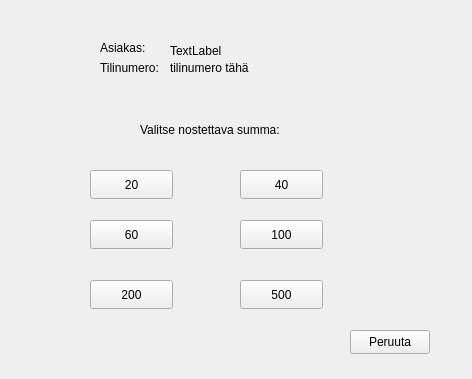
The window that frontend/nostosummawindow.ui (22kmo-project/group_1) describes before a commit, drawn with Qt 5.
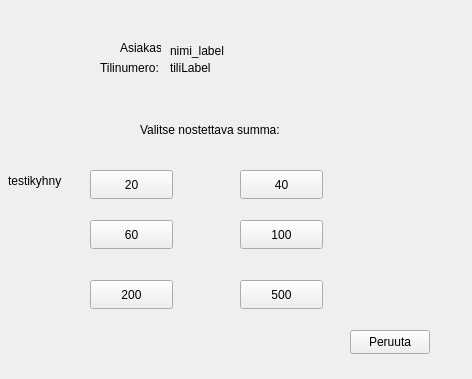
The same window after the commit.

Commit message: nostosummawindow nimi ja tilinumero toimii

What changed in the file:
```diff
--- a/frontend/nostosummawindow.ui
+++ b/frontend/nostosummawindow.ui
@@ -140,7 +140,7 @@
     </rect>
    </property>
    <property name="text">
-    <string>tilinumero tähä</string>
+    <string>tiliLabel</string>
    </property>
   </widget>
   <widget class="QLabel" name="nosto_info">
@@ -172,9 +172,9 @@
   <widget class="QLabel" name="label_3">
    <property name="geometry">
     <rect>
-     <x>100</x>
+     <x>120</x>
      <y>40</y>
-     <width>61</width>
+     <width>41</width>
      <height>16</height>
     </rect>
    </property>
@@ -192,7 +192,20 @@
     </rect>
    </property>
    <property name="text">
-    <string>TextLabel</string>
+    <string>nimi_label</string>
+   </property>
+  </widget>
+  <widget class="QLabel" name="testikyhny">
+   <property name="geometry">
+    <rect>
+     <x>8</x>
+     <y>130</y>
+     <width>61</width>
+     <height>101</height>
+    </rect>
+   </property>
+   <property name="text">
+    <string>testikyhny</string>
    </property>
   </widget>
  </widget>
```
The commit also changes 2 other files.
